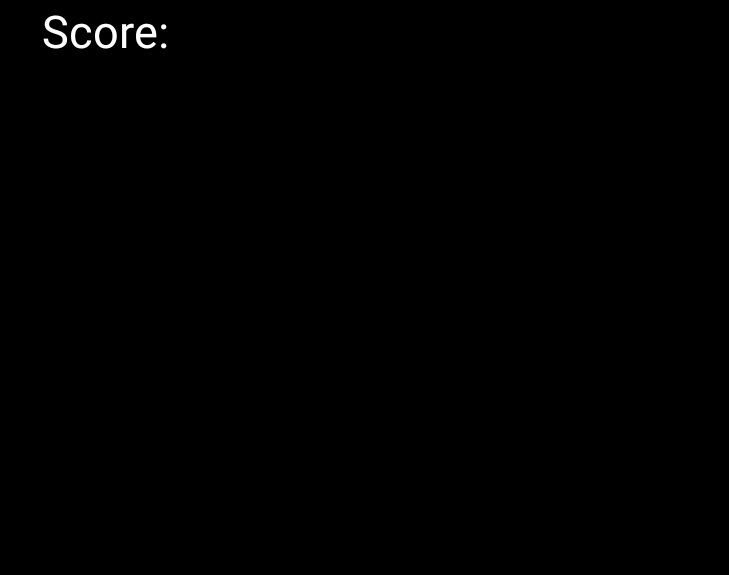
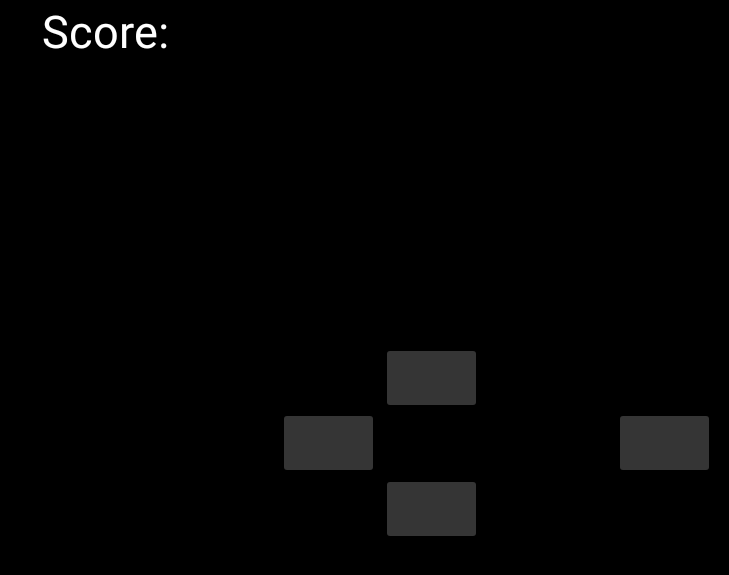
Before and after one commit to HulbertZeng/PacMan, an Android app: the screen it shows after launch (MainActivity), on a phone screen of 824 x 412 dp (held sideways). Before the commit the part shown is almost empty. Shown: the top 575 px of the screen, without its empty margins (507-1236 px from the left). Run offline under Robolectric (Android 15) with nearby library versions, the phone set to English and light mode, and no system bars.

Commit message:
Added pacman controls

```diff
--- a/app/src/main/java/com/example/pacman/GameView.kt
+++ b/app/src/main/java/com/example/pacman/GameView.kt
@@ -7,7 +7,7 @@ import android.view.SurfaceView
 class GameView : SurfaceView {
     constructor(ctx: Context) : super(ctx)
 
-    val isPlaying: Boolean = true
+    private var isPlaying: Boolean = true
 
     // called before run()
     // setups initial character, environment, and item positions
--- /dev/null
+++ b/app/src/main/java/com/example/pacman/pacman.kt
@@ -0,0 +1,46 @@
+package com.example.pacman
+
+import android.content.res.Resources
+import android.content.Context;
+import android.graphics.Bitmap
+import android.graphics.BitmapFactory
+import android.widget.Button
+import java.util.ArrayList
+
+class pacman(ctrl : ArrayList<Button>) {
+    var x: Int = 0
+    var y: Int = 0
+    var width: Int? = null
+    var height: Int? = null
+    var sprite: Bitmap? = null
+    var controls : ArrayList<Button> = ctrl
+
+    fun sprite(screenX : Int, screenY : Int, res : Resources) {
+        sprite = BitmapFactory.decodeResource(res, R.drawable.PacMan_Closed)
+
+        width = sprite?.width
+        height = sprite?.height
+    }
+
+    // button control logic
+    fun move_direction() {
+        // if right button is clicked
+        controls.component1().setOnClickListener() {
+            x += 10
+        }
+        // if left button is clicked
+        controls.component2().setOnClickListener() {
+            x -= 10
+        }
+        // if up button is clicked
+        controls.component3().setOnClickListener() {
+            y += 10
+        }
+        // if down button is clicked
+        controls.component4().setOnClickListener() {
+            y -= 10
+        }
+    }
+
+    // WILL NEED TO ADD DISPLAY FUNCTION
+}
--- a/app/src/main/res/layout/activity_main.xml
+++ b/app/src/main/res/layout/activity_main.xml
@@ -9,7 +9,7 @@
     <ImageView
         android:layout_width="match_parent"
         android:layout_height="match_parent"
-        android:background="#000000"/>
+        android:background="#000000" />
 
     <TextView
         android:layout_width="wrap_content"
@@ -19,4 +19,64 @@
         android:textColor="#ffffff"
         android:layout_centerHorizontal="true"/>
 
+    <Button
+        android:id="@+id/right_button"
+        android:layout_width="67dp"
+        android:layout_height="wrap_content"
+        android:layout_alignParentTop="true"
+        android:layout_alignParentEnd="true"
+        android:layout_alignParentRight="true"
+        android:layout_marginTop="271dp"
+        android:layout_marginEnd="9dp"
+        android:layout_marginRight="9dp"
+        android:layout_x="30px"
+        android:layout_y="30px"
+        android:alpha="0.25"
+        android:color="#66FF0000" />
+
+    <Button
+        android:id="@+id/left_button"
+        android:layout_width="67dp"
+        android:layout_height="wrap_content"
+        android:layout_alignParentStart="true"
+        android:layout_alignParentLeft="true"
+        android:layout_alignParentTop="true"
+        android:layout_marginStart="523dp"
+        android:layout_marginLeft="523dp"
+        android:layout_marginTop="271dp"
+        android:layout_x="30px"
+        android:layout_y="30px"
+        android:alpha="0.25"
+        android:color="#66FF0000" />
+
+    <Button
+        android:id="@+id/up_button"
+        android:layout_width="67dp"
+        android:layout_height="wrap_content"
+        android:layout_alignParentStart="true"
+        android:layout_alignParentLeft="true"
+        android:layout_alignParentTop="true"
+        android:layout_marginStart="592dp"
+        android:layout_marginLeft="592dp"
+        android:layout_marginTop="228dp"
+        android:layout_x="30px"
+        android:layout_y="30px"
+        android:alpha="0.25"
+        android:color="#66FF0000" />
+
+    <Button
+        android:id="@+id/down_button"
+        android:layout_width="67dp"
+        android:layout_height="wrap_content"
+        android:layout_alignParentStart="true"
+        android:layout_alignParentLeft="true"
+        android:layout_alignParentTop="true"
+        android:layout_marginStart="592dp"
+        android:layout_marginLeft="592dp"
+        android:layout_marginTop="315dp"
+        android:layout_x="30px"
+        android:layout_y="30px"
+        android:alpha="0.25"
+        android:color="#66FF0000" />
+
 </RelativeLayout>
```
